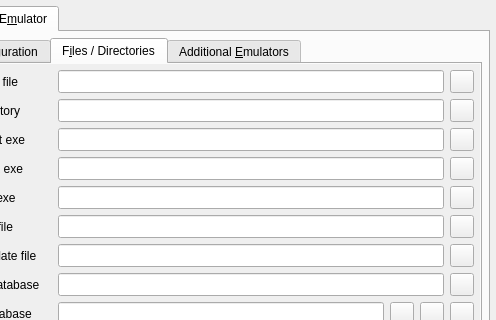
Old version of the form options.ui in the repository qmc2/qmc2-mame-fe; both pictures show x 95 to 591 and y 0 to 320 of the 591 by 641 pixel window.
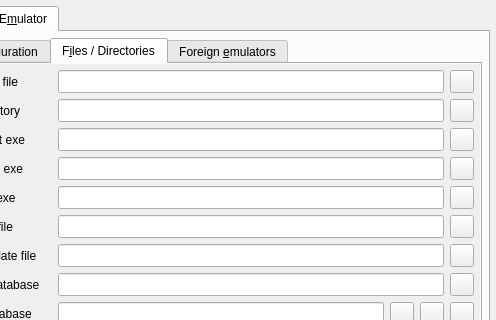
New version of the form. The open tabs and pages were chosen to show the change. Icons and pictures are not drawn.

Commit message: imp: renamed "additional emulators" to "foreign emulators" in the settings UI

Patch:
```diff
--- a/options.ui
+++ b/options.ui
@@ -5467,7 +5467,7 @@
          </widget>
          <widget class="QWidget" name="tabAdditionalEmulators">
           <attribute name="title">
-           <string>Additional &amp;Emulators</string>
+           <string>Foreign &amp;emulators</string>
           </attribute>
           <layout class="QGridLayout" name="gridLayout_25">
            <property name="margin">
```
Left out of the diff: 8 changed lines with no effect on the pictures. The commit also changes 17 other files.
